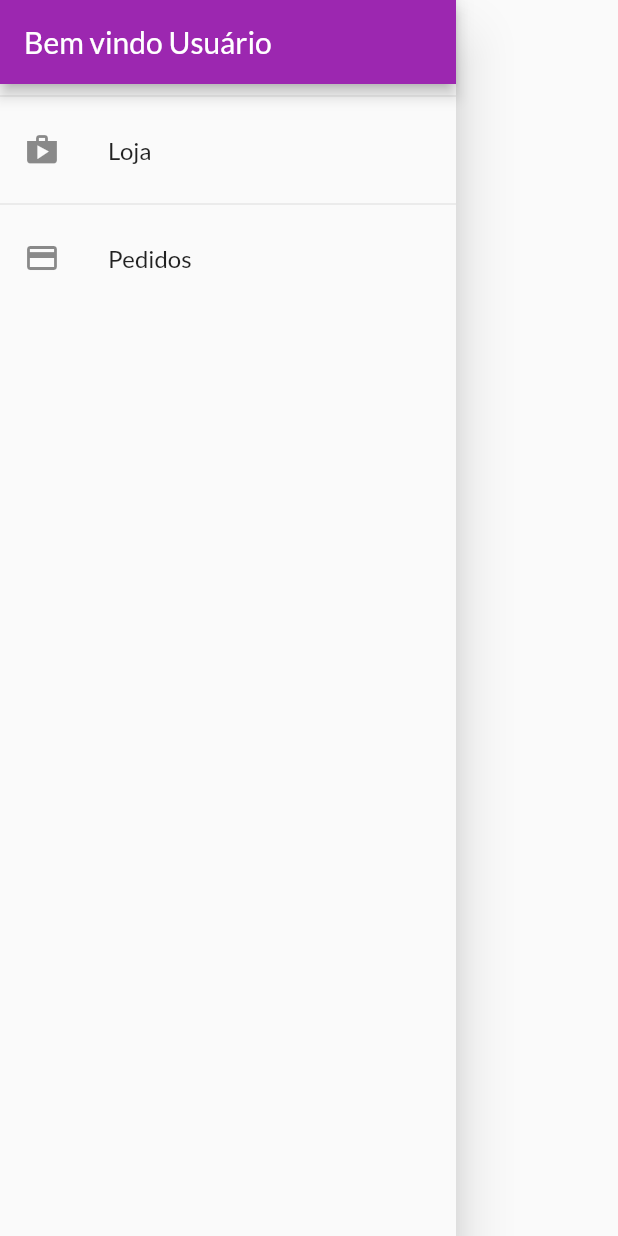
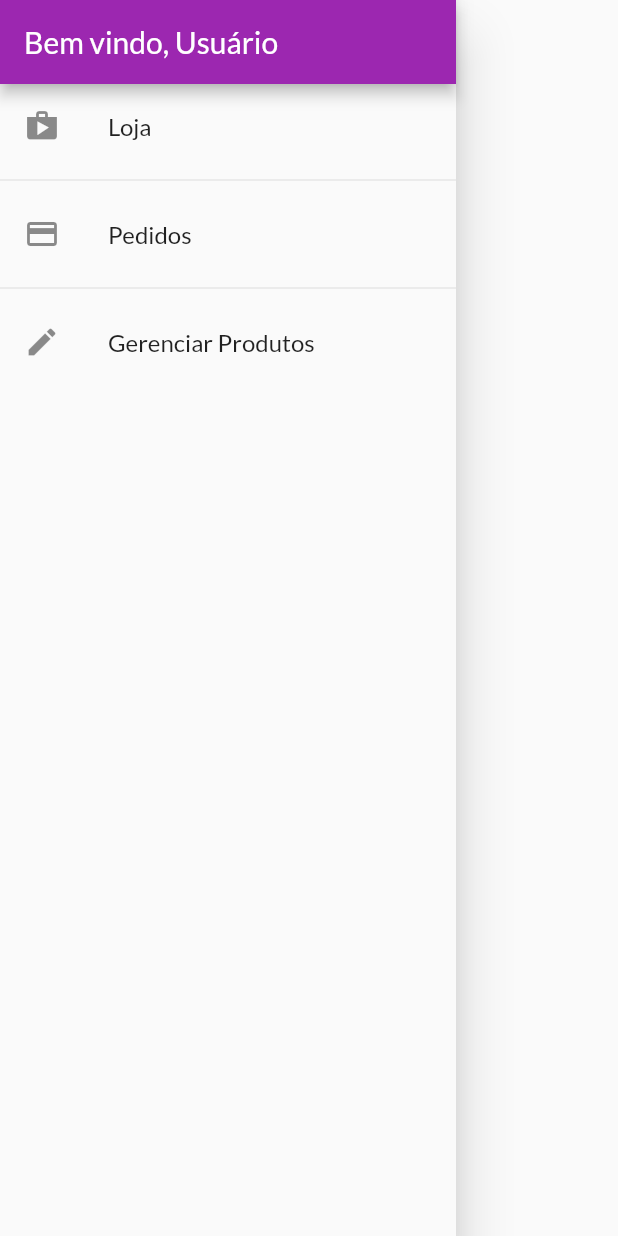
Before and after one commit to Mott4/shop, a Flutter app: the AppDrawer widget shown alone on an empty page, opened directly, on a phone screen of 412 x 824 dp. Run offline on Flutter 3.47's test engine with Material 2 defaults, Android fonts, the phone set to English and light mode, and no system bars; network calls fail.

```diff
--- a/lib/main.dart
+++ b/lib/main.dart
@@ -6,9 +6,11 @@ import 'package:shop/src/models/order_list.dart';
 import 'package:shop/src/models/product_list.dart';
 import 'package:shop/src/pages/detailspage/product_detail_page.dart';
 import 'package:shop/src/pages/homepage/products_overview_screen.dart';
+import 'package:shop/src/pages/products-page/products_page.dart';
 
 import 'src/pages/cartpage/cart_page.dart';
 import 'src/pages/orderpage/order_page.dart';
+import 'src/pages/product-form-page/product_form_page.dart';
 
 void main() {
   runApp(const MyApp());
@@ -42,6 +44,8 @@ class MyApp extends StatelessWidget {
           AppRoutes.productDetailPage: (ctx) => const ProductDetailPage(),
           AppRoutes.cartPage: (ctx) => const CartPage(),
           AppRoutes.ordersPage: (ctx) => const OrdersPage(),
+          AppRoutes.productsPage: (ctx) => const ProductsPage(),
+          AppRoutes.productFormPage: (ctx) => const ProductFormPage(),
         },
         debugShowCheckedModeBanner: false,
       ),
--- a/lib/src/core/config/routes/routes.dart
+++ b/lib/src/core/config/routes/routes.dart
@@ -2,6 +2,7 @@ import 'package:flutter/material.dart';
 import 'package:shop/src/pages/cartpage/cart_page.dart';
 import 'package:shop/src/pages/homepage/products_overview_screen.dart';
 import 'package:shop/src/pages/orderpage/order_page.dart';
+import 'package:shop/src/pages/product-form-page/product_form_page.dart';
 
 class AppRoutes {
   //static const String productDetail = '/product-detail';
@@ -11,9 +12,12 @@ class AppRoutes {
   static const String cartPage = '/cartPage';
   static const String cart = '/cart';
   static const String ordersPage = '/ordersPage';
+  static const String productsPage = '/productsPage';
 
   static const String productsOverviewScreen = '/productsOverviewScreen';
   static const String productDetailPage = '/productDetailPage';
+
+  static const String productFormPage = '/productFormPage';
 }
 
 Map<String, Widget Function(BuildContext)> routes = {
@@ -21,4 +25,5 @@ Map<String, Widget Function(BuildContext)> routes = {
   //AppRoutes.productDetailPage: (context) => ProductDetailPage(),
   AppRoutes.cartPage: (context) => const CartPage(),
   AppRoutes.ordersPage: (context) => const OrdersPage(),
+  AppRoutes.productFormPage: (context) => const ProductFormPage(),
 };
--- a/lib/src/models/product_list.dart
+++ b/lib/src/models/product_list.dart
@@ -14,6 +14,10 @@ class ProductList with ChangeNotifier {
       return _items.where((prod) => prod.isFavorite!).toList();
     }
     return [..._items];
+  }
+
+  int get itemsCount {
+    return _items.length;
   }
 
   // Metods ====================================================================
--- a/lib/src/pages/homepage/components/app_drawer.dart
+++ b/lib/src/pages/homepage/components/app_drawer.dart
@@ -1,5 +1,6 @@
 import 'package:flutter/material.dart';
 import 'package:shop/src/core/config/routes/routes.dart';
+import 'package:shop/src/pages/homepage/components/custom_list_tile.dart';
 
 class AppDrawer extends StatelessWidget {
   const AppDrawer({super.key});
@@ -10,23 +11,30 @@ class AppDrawer extends StatelessWidget {
       child: Column(
         children: [
           AppBar(
-            title: const Text('Bem vindo Usuário'),
+            title: const Text('Bem vindo, Usuário'),
             automaticallyImplyLeading: false,
           ),
-          const Divider(),
-          ListTile(
-            leading: const Icon(Icons.shop),
-            title: const Text('Loja'),
+          CustomListTile(
+            icon: Icons.shop,
+            text: 'Loja',
             onTap: () {
               Navigator.of(context).pushReplacementNamed(AppRoutes.productsOverviewScreen);
             },
           ),
           const Divider(),
-          ListTile(
-            leading: const Icon(Icons.payment),
-            title: const Text('Pedidos'),
+          CustomListTile(
+            icon: Icons.payment,
+            text: 'Pedidos',
             onTap: () {
               Navigator.of(context).pushReplacementNamed(AppRoutes.ordersPage);
+            },
+          ),
+          const Divider(),
+          CustomListTile(
+            icon: Icons.edit,
+            text: 'Gerenciar Produtos',
+            onTap: () {
+              Navigator.of(context).pushReplacementNamed(AppRoutes.productsPage);
             },
           ),
         ],
--- /dev/null
+++ b/lib/src/pages/homepage/components/custom_list_tile.dart
@@ -0,0 +1,14 @@
+import 'package:flutter/material.dart';
+
+class CustomListTile extends StatelessWidget {
+  final IconData? icon;
+  final String text;
+  Function() onTap;
+
+  CustomListTile({super.key, required this.onTap, this.icon, required this.text});
+
+  @override
+  Widget build(BuildContext context) {
+    return ListTile(leading: Icon(icon), title: Text(text), onTap: onTap);
+  }
+}
--- a/lib/src/pages/homepage/components/product_grid.dart
+++ b/lib/src/pages/homepage/components/product_grid.dart
@@ -26,7 +26,7 @@ class ProductGrid extends StatelessWidget {
       // dizer q quantidade de itens que ele vai renderizar.
 
       gridDelegate: const SliverGridDelegateWithFixedCrossAxisCount(
-        crossAxisCount: 1,
+        crossAxisCount: 2,
         // exibir tantos produtos por linha.
 
         childAspectRatio: 3 / 2,
--- a/lib/src/pages/homepage/components/product_grid_item.dart
+++ b/lib/src/pages/homepage/components/product_grid_item.dart
@@ -52,8 +52,8 @@ class ProductGridItem extends StatelessWidget {
               ScaffoldMessenger.of(context).hideCurrentSnackBar();
               ScaffoldMessenger.of(context).showSnackBar(
                 SnackBar(
-                  content: Text('Seu produto foi adicionado com sucesso!'),
-                  duration: Duration(seconds: 2),
+                  content: const Text('Seu produto foi adicionado com sucesso!'),
+                  duration: const Duration(seconds: 2),
                   action: SnackBarAction(
                     label: 'DESFAZER',
                     onPressed: () {
```
Also changed, not shown: lib/src/pages/product-form-page/product_form_page.dart (added, +189 -0 lines), lib/src/pages/products-page/components/product_item.dart (added, +27 -0 lines), lib/src/pages/products-page/products_page.dart (added, +42 -0 lines).
